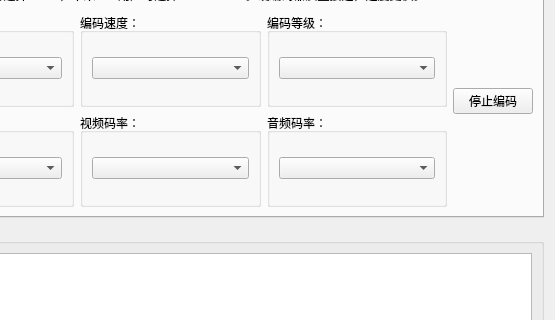
Old version of the form mainui.ui in the repository wbs21/LRConvert; both pictures show x 245 to 800 and y 174 to 494 of the 800 by 599 pixel window.
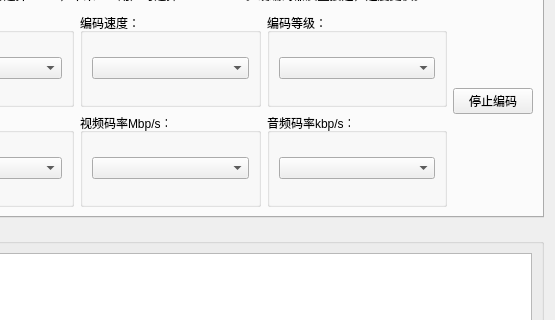
New version of the form. The open tabs and pages were chosen to show the change.

Diff of the .ui file:
```diff
--- a/mainui.ui
+++ b/mainui.ui
@@ -818,7 +818,7 @@
              <item row="1" column="1">
               <widget class="QGroupBox" name="groupBox_9">
                <property name="title">
-                <string>视频码率：</string>
+                <string>视频码率Mbp/s：</string>
                </property>
                <layout class="QVBoxLayout" name="verticalLayout_20">
                 <item>
@@ -830,7 +830,7 @@
              <item row="1" column="2">
               <widget class="QGroupBox" name="groupBox_10">
                <property name="title">
-                <string>音频码率：</string>
+                <string>音频码率kbp/s：</string>
                </property>
                <layout class="QVBoxLayout" name="verticalLayout_21">
                 <item>
```
